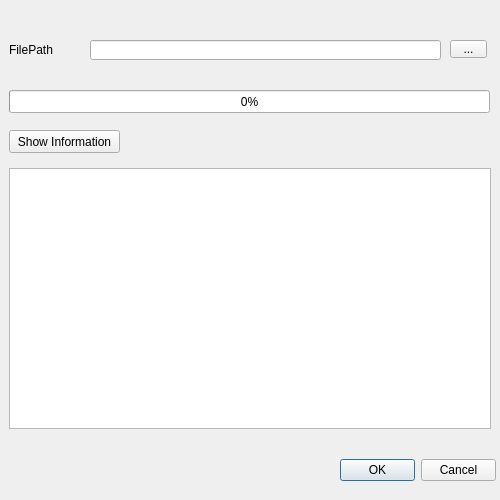
Old version of the form source/plugin/t4/widget.ui in the repository ww4u/mct-t4.
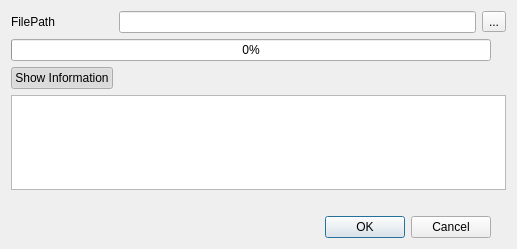
New version of the form.

The edit to the form file:
```diff
--- a/source/plugin/t4/widget.ui
+++ b/source/plugin/t4/widget.ui
@@ -1,132 +1,96 @@
 <?xml version="1.0" encoding="UTF-8"?>
 <ui version="4.0">
  <class>Widget</class>
- <widget class="QWidget" name="Widget">
+ <widget class="QDialog" name="Widget">
   <property name="geometry">
    <rect>
     <x>0</x>
     <y>0</y>
-    <width>500</width>
-    <height>500</height>
+    <width>517</width>
+    <height>249</height>
    </rect>
   </property>
+  <property name="minimumSize">
+   <size>
+    <width>300</width>
+    <height>150</height>
+   </size>
+  </property>
+  <layout class="QGridLayout" name="gridLayout">
+   <item row="0" column="0">
+    <widget class="QLabel" name="label_2">
   <property name="sizePolicy">
-   <sizepolicy hsizetype="Fixed" vsizetype="Fixed">
+      <sizepolicy hsizetype="Minimum" vsizetype="Preferred">
     <horstretch>0</horstretch>
     <verstretch>0</verstretch>
    </sizepolicy>
   </property>
-  <property name="minimumSize">
-   <size>
-    <width>500</width>
-    <height>500</height>
-   </size>
-  </property>
-  <property name="maximumSize">
-   <size>
-    <width>500</width>
-    <height>500</height>
-   </size>
-  </property>
-  <widget class="QLabel" name="label">
-   <property name="geometry">
-    <rect>
-     <x>6</x>
-     <y>6</y>
-     <width>41</width>
-     <height>21</height>
-    </rect>
-   </property>
-   <property name="maximumSize">
-    <size>
-     <width>16777215</width>
-     <height>70</height>
-    </size>
-   </property>
    <property name="text">
-    <string/>
-   </property>
-  </widget>
+      <string>FilePath</string>
+     </property>
+    </widget>
+   </item>
+   <item row="0" column="1">
+    <widget class="QLineEdit" name="lineEdit"/>
+   </item>
+   <item row="5" column="0" colspan="3">
   <widget class="QDialogButtonBox" name="buttonBox">
-   <property name="geometry">
-    <rect>
-     <x>340</x>
-     <y>450</y>
-     <width>156</width>
-     <height>41</height>
-    </rect>
-   </property>
    <property name="standardButtons">
     <set>QDialogButtonBox::Cancel|QDialogButtonBox::Ok</set>
    </property>
   </widget>
-  <widget class="QLabel" name="label_2">
-   <property name="geometry">
-    <rect>
-     <x>9</x>
-     <y>40</y>
-     <width>71</width>
+   </item>
+   <item row="2" column="1" colspan="3">
+    <spacer name="horizontalSpacer">
+     <property name="orientation">
+      <enum>Qt::Horizontal</enum>
+     </property>
+     <property name="sizeHint" stdset="0">
+      <size>
+       <width>40</width>
      <height>20</height>
-    </rect>
-   </property>
+      </size>
+     </property>
+    </spacer>
+   </item>
+   <item row="3" column="0" colspan="4">
+    <widget class="QTextBrowser" name="textBrowser">
+     <property name="sizePolicy">
+      <sizepolicy hsizetype="Expanding" vsizetype="Expanding">
+       <horstretch>0</horstretch>
+       <verstretch>1</verstretch>
+      </sizepolicy>
+     </property>
+     <property name="minimumSize">
+      <size>
+       <width>100</width>
+       <height>50</height>
+      </size>
+     </property>
+     <property name="maximumSize">
+      <size>
+       <width>16777215</width>
+       <height>16777215</height>
+      </size>
+     </property>
+    </widget>
+   </item>
+   <item row="4" column="0">
+    <widget class="QLabel" name="labelStatus">
    <property name="text">
-    <string>FilePath</string>
-   </property>
-  </widget>
-  <widget class="QLineEdit" name="lineEdit">
-   <property name="geometry">
-    <rect>
-     <x>90</x>
-     <y>40</y>
-     <width>351</width>
-     <height>20</height>
-    </rect>
-   </property>
-  </widget>
+      <string/>
+     </property>
+    </widget>
+   </item>
+   <item row="0" column="2" colspan="2">
   <widget class="QToolButton" name="toolButton">
-   <property name="geometry">
-    <rect>
-     <x>450</x>
-     <y>40</y>
-     <width>37</width>
-     <height>18</height>
-    </rect>
-   </property>
    <property name="text">
     <string>...</string>
    </property>
   </widget>
-  <widget class="QTextBrowser" name="textBrowser">
-   <property name="geometry">
-    <rect>
-     <x>9</x>
-     <y>168</y>
-     <width>482</width>
-     <height>261</height>
-    </rect>
-   </property>
-   <property name="minimumSize">
-    <size>
-     <width>482</width>
-     <height>261</height>
-    </size>
-   </property>
-   <property name="maximumSize">
-    <size>
-     <width>482</width>
-     <height>261</height>
-    </size>
-   </property>
-  </widget>
+   </item>
+   <item row="1" column="0" colspan="3">
   <widget class="QProgressBar" name="progressBar">
-   <property name="geometry">
-    <rect>
-     <x>9</x>
-     <y>90</y>
-     <width>481</width>
-     <height>23</height>
-    </rect>
-   </property>
    <property name="value">
     <number>0</number>
    </property>
@@ -137,14 +101,14 @@
     <enum>Qt::Horizontal</enum>
    </property>
   </widget>
+   </item>
+   <item row="2" column="0">
   <widget class="QPushButton" name="btnShow">
-   <property name="geometry">
-    <rect>
-     <x>9</x>
-     <y>130</y>
-     <width>111</width>
-     <height>23</height>
-    </rect>
+     <property name="minimumSize">
+      <size>
+       <width>50</width>
+       <height>0</height>
+      </size>
    </property>
    <property name="text">
     <string>Show Information</string>
@@ -152,20 +116,12 @@
    <property name="checkable">
     <bool>true</bool>
    </property>
-  </widget>
-  <widget class="QLabel" name="labelStatus">
-   <property name="geometry">
-    <rect>
-     <x>10</x>
-     <y>430</y>
-     <width>161</width>
-     <height>21</height>
-    </rect>
-   </property>
-   <property name="text">
-    <string/>
-   </property>
-  </widget>
+     <property name="checked">
+      <bool>true</bool>
+     </property>
+    </widget>
+   </item>
+  </layout>
  </widget>
  <layoutdefault spacing="6" margin="11"/>
  <resources/>
```
Lines whose indentation alone changed are shown as unchanged.
